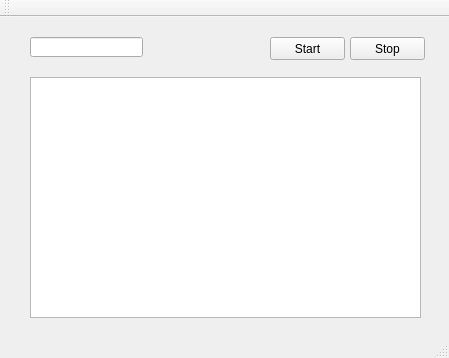
This is mainwindow.ui in Exydor/Network_Sniffer as Qt 5 draws it before an edit. The edited form follows.
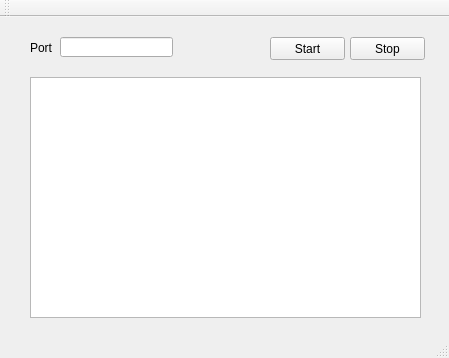
This is the edited form.

The edit to the form file:
```diff
--- a/mainwindow.ui
+++ b/mainwindow.ui
@@ -17,7 +17,7 @@
    <widget class="QLineEdit" name="lineEdit">
     <property name="geometry">
      <rect>
-      <x>30</x>
+      <x>60</x>
       <y>20</y>
       <width>113</width>
       <height>20</height>
@@ -60,6 +60,19 @@
      <string>Stop</string>
     </property>
    </widget>
+   <widget class="QLabel" name="label">
+    <property name="geometry">
+     <rect>
+      <x>30</x>
+      <y>20</y>
+      <width>31</width>
+      <height>21</height>
+     </rect>
+    </property>
+    <property name="text">
+     <string>Port</string>
+    </property>
+   </widget>
   </widget>
   <widget class="QMenuBar" name="menuBar">
    <property name="geometry">
```
